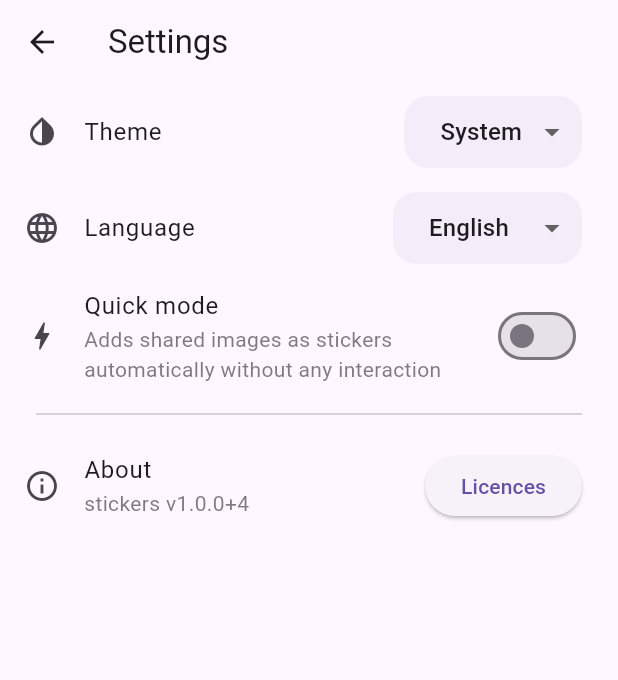
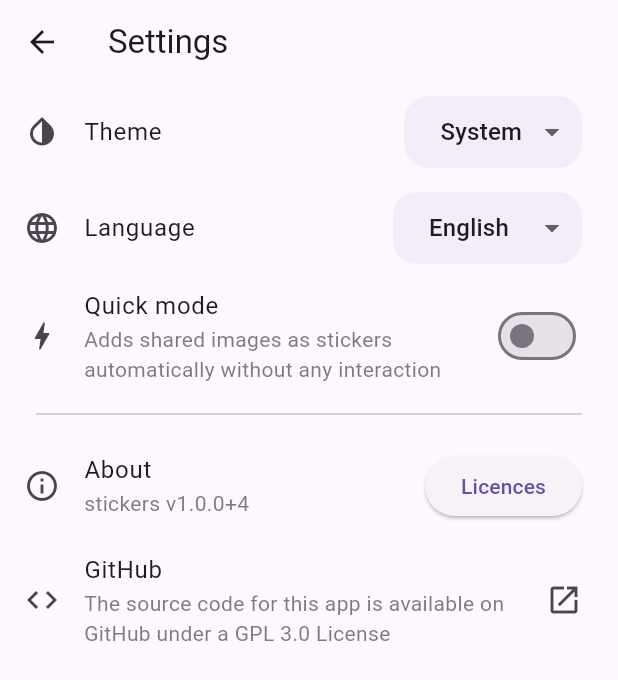
Before and after one commit to lolocomotive/stickers, a Flutter app: the SettingsPage screen opened by its route, on a phone screen of 412 x 824 dp. Shown: the top 680 px of the screen. Run offline on Flutter 3.47's test engine with Material 3 defaults, Android fonts, the phone set to English and light mode, and no system bars; our stand-ins replace extended_image, image_picker, package_info_plus, shared_preferences; missing offline and left inert: image_editor, matrix_gesture_detector, share_handler, whatsapp_stickers_plus; accounts and stored records are empty; generated files the repository leaves out were written again; project files that could hold a hidden picture were left out.

Commit message:
Add Link to GitHub in Settings page

```diff
--- a/lib/l10n/app_de.arb
+++ b/lib/l10n/app_de.arb
@@ -56,5 +56,7 @@
     "quickMode": "Schnell-Modus",
     "language": "Sprache",
     "pleaseEnterTitle": "Geben Sie ein Titel ein",
-    "pleaseEnterAuthor": "Geben Sie einen Autor ein"
+    "pleaseEnterAuthor": "Geben Sie einen Autor ein",
+    "sourceOnGithub": "Der Quellcode dieser App ist unter einer GPL 3.0 Lizenz auf GitHub verfügbar"
+
 }
--- a/lib/l10n/app_en.arb
+++ b/lib/l10n/app_en.arb
@@ -59,5 +59,6 @@
   "quickMode": "Quick mode",
   "language": "Language",
   "pleaseEnterTitle": "Please enter a title",
-  "pleaseEnterAuthor": "Please enter an author"
+  "pleaseEnterAuthor": "Please enter an author",
+  "sourceOnGithub": "The source code for this app is available on GitHub under a GPL 3.0 License"
 }
--- a/lib/l10n/app_fr.arb
+++ b/lib/l10n/app_fr.arb
@@ -56,5 +56,7 @@
   "quickMode": "Mode rapide",
   "language": "Langue",
   "pleaseEnterTitle": "Veuillez entrer un titre",
-  "pleaseEnterAuthor": "Veuillez entrer un auteur"
+  "pleaseEnterAuthor": "Veuillez entrer un auteur",
+  "sourceOnGithub": "Le code source de cette application est disponible sous licence GPL 3.0 sur GitHub"
+
 }
--- a/lib/src/settings/settings_page.dart
+++ b/lib/src/settings/settings_page.dart
@@ -3,6 +3,7 @@ import 'package:stickers/generated/intl/app_localizations.dart';
 import 'package:stickers/src/app.dart';
 import 'package:stickers/src/dialogs/edit_quickmode_defaults_dialog.dart';
 import 'package:stickers/src/globals.dart';
+import 'package:url_launcher/url_launcher.dart';
 
 import 'settings_controller.dart';
 
@@ -189,6 +190,19 @@ class SettingsPage extends StatelessWidget {
                     ),
                 child: Text(AppLocalizations.of(context)!.licences)),
           ),
+          ListTile(
+            onTap: (){
+              String url = "https://github.com/lolocomotive/stickers";
+              launchUrl(Uri.parse(url));
+            },
+            leading: Icon(Icons.code),
+            title: Text("GitHub"),
+            subtitle: Opacity(
+              opacity: .7,
+              child: Text(AppLocalizations.of(context)!.sourceOnGithub),
+            ),
+            trailing: Icon(Icons.open_in_new),
+          )
         ],
       ),
     );
--- a/pubspec.yaml
+++ b/pubspec.yaml
@@ -43,6 +43,7 @@ dependencies:
       url: https://github.com/lolocomotive/whatsapp_stickers_plus
       ref: c0ba5ed891298ff2a5e49fe2ebccc33f0a1d4ba6
   flutter_launcher_icons: ^0.14.3
+  url_launcher: ^6.3.1
 dev_dependencies:
   flutter_test:
     sdk: flutter
```
Also changed, not shown: pubspec.lock.
